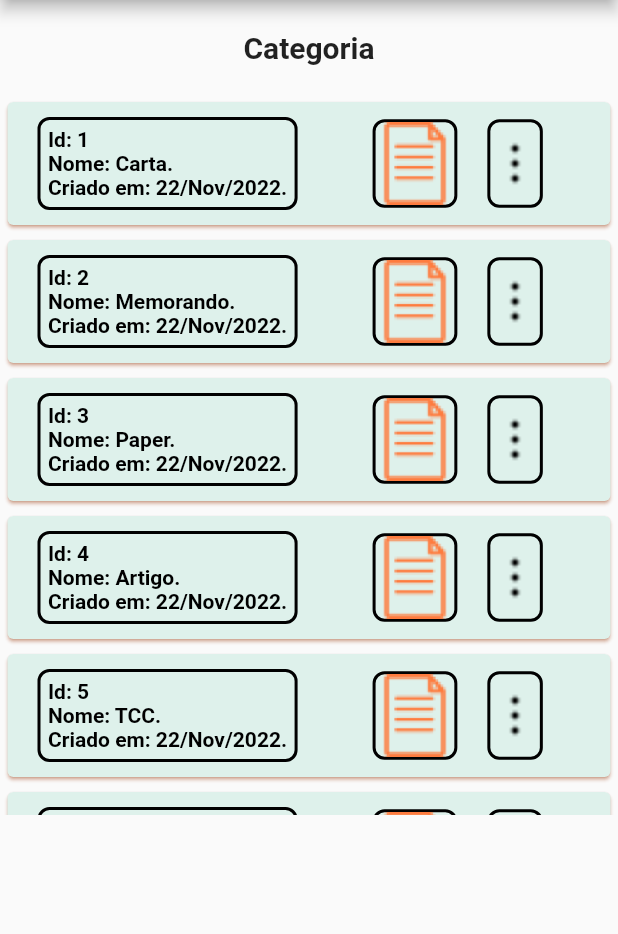
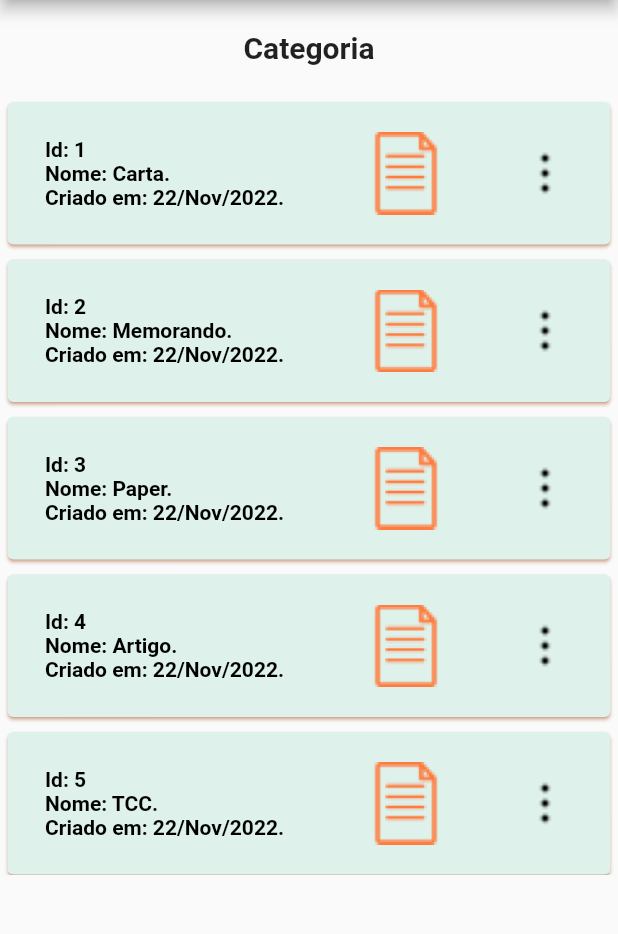
Before and after one commit to calebeso/2file, a Flutter app: the screen it shows after launch, on a phone screen of 412 x 824 dp, the part 84-1018 px from its top. Run offline on Flutter 3.47's test engine with Material 2 defaults, Android fonts, the phone set to English and light mode, and no system bars.

Commit message:
retirada das bordas e ajustes de dimensões

```diff
--- a/lib/components/categoriaList.dart
+++ b/lib/components/categoriaList.dart
@@ -4,7 +4,6 @@ import 'package:intl/intl.dart';
 import '../models/documento.dart';
 
 class CategoriaList extends StatelessWidget {
-
   final List<Documento> documentos;
 
   //constructor
@@ -12,10 +11,9 @@ class CategoriaList extends StatelessWidget {
 
   @override
   Widget build(BuildContext context) {
-    return  SingleChildScrollView(
-
+    return SingleChildScrollView(
       child: Container(
-      height: 480,
+        height: 520,
         child: ListView.builder(
           itemCount: documentos.length,
           itemBuilder: (ctx, index) {
@@ -27,19 +25,9 @@ class CategoriaList extends StatelessWidget {
               child: Row(
                 children: [
                   Container(
-                  padding: EdgeInsets.all(5),
-                  margin: const EdgeInsets.only(
-                      left: 20,
-                      top: 10,
-                      bottom: 10
-                  ),
-                  decoration: BoxDecoration(
-                      borderRadius: BorderRadius.circular(8),
-                      border: Border.all(
-                        color: const Color(0xff000000),
-                        width: 2,
-                    )
-                  ),
+                    padding: const EdgeInsets.all(5),
+                    margin:
+                        const EdgeInsets.only(left: 20, top: 10, bottom: 10),
                     child: Column(
                       crossAxisAlignment: CrossAxisAlignment.start,
                       children: [
@@ -72,17 +60,11 @@ class CategoriaList extends StatelessWidget {
                     child: Column(
                       children: [
                         Container(
-                          child: Image.asset('assets/images/icon_doc.png', height: 55,),
-                          decoration: BoxDecoration(
-                            borderRadius: BorderRadius.circular(8),
-                            border: Border.all(
-                              color: const Color(0xff000000),
-                              width: 2,
-                            )
+                          child: Image.asset(
+                            'assets/images/icon_doc.png',
+                            height: 55,
                           ),
-                        margin: const EdgeInsets.only(
-                          left: 50
-                        ),
+                          margin: const EdgeInsets.only(left: 50),
                         ),
                       ],
                     ),
@@ -92,17 +74,11 @@ class CategoriaList extends StatelessWidget {
                     child: Column(
                       children: [
                         Container(
-                        child: Image.asset('assets/images/reticencias_vert.png', height: 55,),
-                        decoration: BoxDecoration(
-                            borderRadius: BorderRadius.circular(8),
-                            border: Border.all(
-                              color: const Color(0xff000000),
-                              width: 2,
-                            )
+                          child: Image.asset(
+                            'assets/images/reticencias_vert.png',
+                            height: 55,
                           ),
-                        margin: const EdgeInsets.only(
-                            left: 20
-                        ),
+                          margin: EdgeInsets.fromLTRB(50, 20, 5, 20),
                         ),
                       ],
                     ),
--- a/lib/pages/listview_categoria_page.dart
+++ b/lib/pages/listview_categoria_page.dart
@@ -10,10 +10,12 @@ class CategoriaListPage extends StatefulWidget {
 }
 
 class _CategoriaListPageState extends State<CategoriaListPage> {
-
-
   late final List<Documento> _documentosList = [
-   Documento(id: 1, nome: 'Carta', criadoEm: DateTime.now(),),
+    Documento(
+      id: 1,
+      nome: 'Carta',
+      criadoEm: DateTime.now(),
+    ),
     Documento(id: 2, nome: 'Memorando', criadoEm: DateTime.now()),
     Documento(id: 3, nome: 'Paper', criadoEm: DateTime.now()),
     Documento(id: 4, nome: 'Artigo', criadoEm: DateTime.now()),
@@ -21,8 +23,6 @@ class _CategoriaListPageState extends State<CategoriaListPage> {
     Documento(id: 6, nome: 'oficio', criadoEm: DateTime.now()),
     Documento(id: 7, nome: 'nota fiscal', criadoEm: DateTime.now()),
   ];
-
-
 
   late final Categoria categoria;
 
@@ -32,15 +32,15 @@ class _CategoriaListPageState extends State<CategoriaListPage> {
         appBar: AppBar(
           title: Text("2File"),
         ),
-      body: SingleChildScrollView(
-        child: Column(
+        body: Column(
           children: [
             Container(
               padding: EdgeInsets.all(20),
               child: Row(
                 mainAxisAlignment: MainAxisAlignment.center,
                 children: const [
-                  Text('Categoria',
+                  Text(
+                    'Categoria',
                     textAlign: TextAlign.center,
                     style: TextStyle(
                       fontSize: 20,
@@ -52,8 +52,6 @@ class _CategoriaListPageState extends State<CategoriaListPage> {
             ),
             CategoriaList(_documentosList)
           ],
-        ),
-      )
-    );
+        ));
   }
 }
```
Lines whose indentation alone changed are shown as unchanged.
